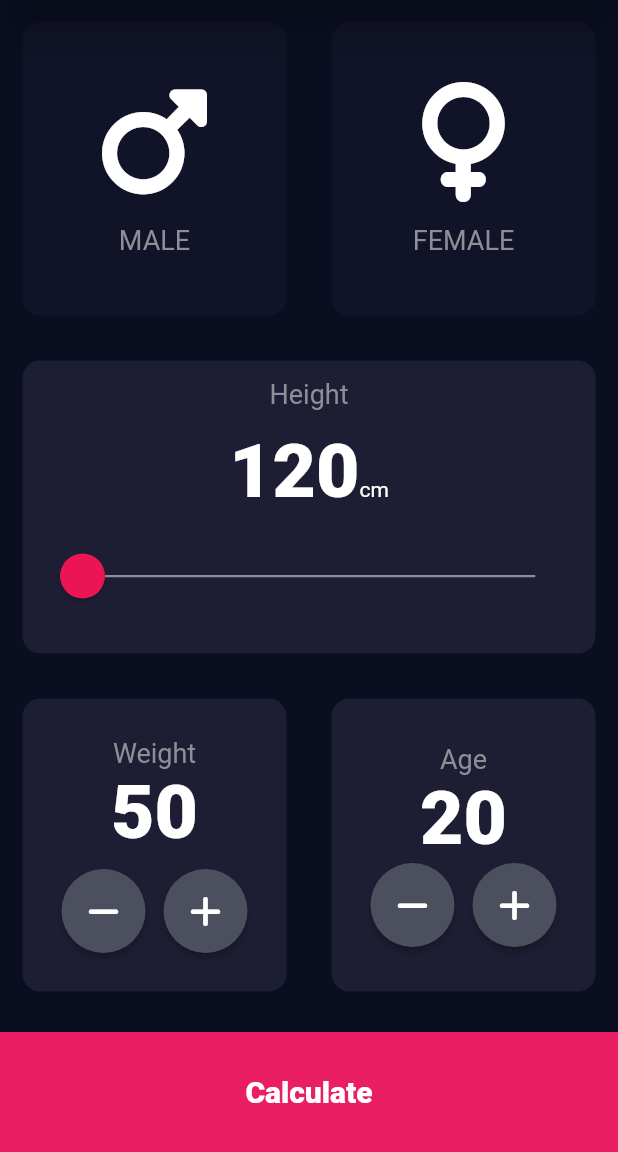
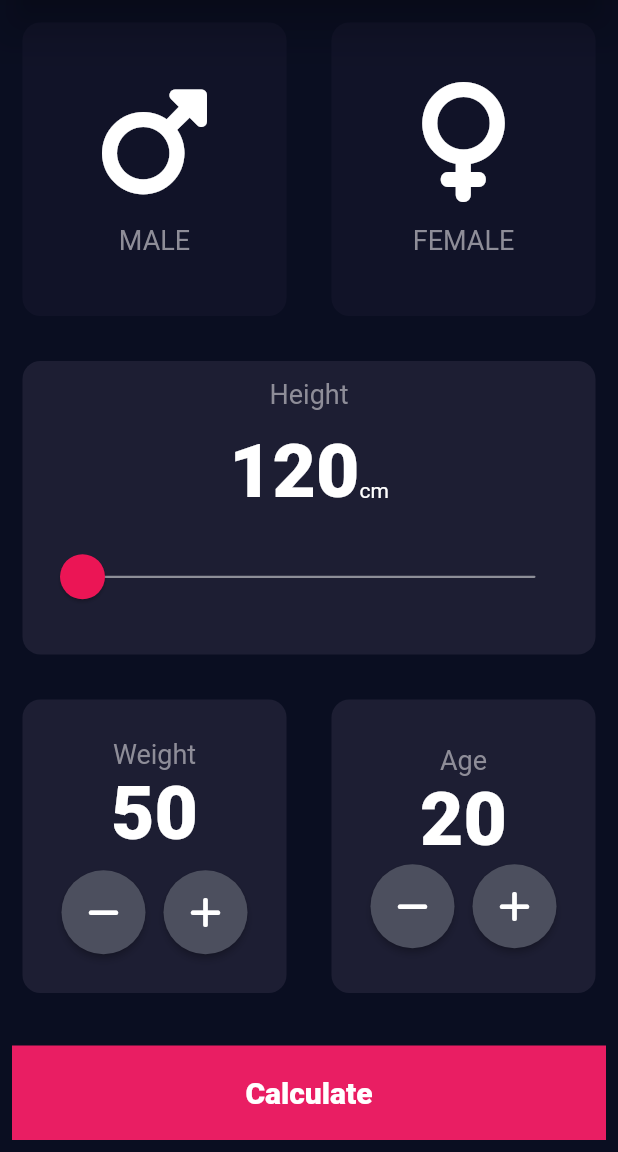
Before and after one commit to bunnyBites/bmi-calculator-flutter, a Flutter app: the screen it shows after launch, on a phone screen of 412 x 824 dp, the part 84-1236 px from its top. Run offline on Flutter 3.47's test engine with Material 2 defaults, Android fonts, the phone set to English and light mode, and no system bars; our stand-ins replace font_awesome_flutter.

```diff
--- a/lib/input_page.dart
+++ b/lib/input_page.dart
@@ -38,16 +38,24 @@ class _InputPageState extends State<InputPage> {
             bodyParamsSelector(),
 
             // calculate button
-            Container(
-              height: 80.0,
+            TextButton(
+              onPressed: () {
+                Navigator.pushNamed(context, "/result");
+              },
+              child: Container(
                 color: Colors.pink,
+                padding: const EdgeInsets.only(top: 20.0, bottom: 20.0),
                 margin: const EdgeInsets.only(top: 12.0),
                 width: double.infinity,
                 child: const Center(
                     child: Text(
                   "Calculate",
-                style: TextStyle(fontSize: 20.0, fontWeight: FontWeight.w800),
+                  style: TextStyle(
+                      fontSize: 20.0,
+                      fontWeight: FontWeight.w800,
+                      color: Colors.white),
                 )),
+              ),
             ),
           ],
         )),
--- a/lib/main.dart
+++ b/lib/main.dart
@@ -1,3 +1,4 @@
+import 'package:bmi_calculator_flutter/result_page.dart';
 import 'package:flutter/material.dart';
 import 'input_page.dart';
 
@@ -9,7 +10,6 @@ class BMICalculator extends StatelessWidget {
   @override
   Widget build(BuildContext context) {
     return MaterialApp(
-      home: const InputPage(),
       theme: ThemeData.dark().copyWith(
         primaryColor: const Color(0xFF0A0E21),
         appBarTheme: const AppBarTheme(
@@ -18,6 +18,11 @@ class BMICalculator extends StatelessWidget {
         ),
         scaffoldBackgroundColor: const Color(0xFF0A0E21),
       ),
+      initialRoute: "/",
+      routes: {
+        "/": (context) => const InputPage(),
+        "/result": (context) => const ResultPage(),
+      },
     );
   }
 }
```
Also changed, not shown: lib/result_page.dart (added, +17 -0 lines). Lines whose indentation alone changed are shown as unchanged.
